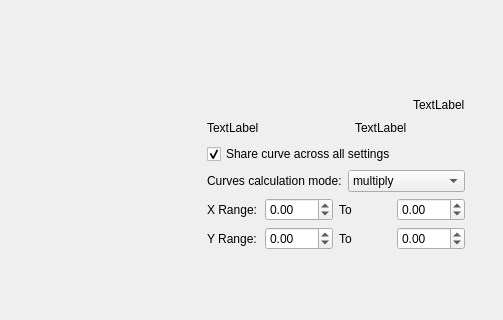
Old version of the form plugins/paintops/libpaintop/forms/wdgcurveoption2.ui in the repository KDE/krita; both pictures show x 0 to 503 and y 148 to 468 of the 503 by 468 pixel window.
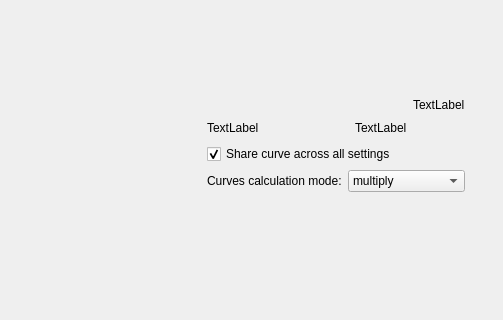
New version of the form. Custom widgets are drawn as their Qt base class.

Commit message: Delete old range controls from KisCurveOptionWidget2

What changed in the file:
```diff
--- a/plugins/paintops/libpaintop/forms/wdgcurveoption2.ui
+++ b/plugins/paintops/libpaintop/forms/wdgcurveoption2.ui
@@ -249,107 +249,8 @@
      </item>
      <item>
       <layout class="QGridLayout" name="gridLayout_2">
-       <item row="6" column="1">
-        <spacer name="verticalSpacer">
-         <property name="orientation">
-          <enum>Qt::Vertical</enum>
-         </property>
-         <property name="sizeHint" stdset="0">
-          <size>
-           <width>20</width>
-           <height>60</height>
-          </size>
-         </property>
-        </spacer>
-       </item>
        <item row="3" column="1">
-        <layout class="QHBoxLayout" name="horizontalLayout_18">
-         <item>
-          <widget class="QLabel" name="xRangeLabel">
-           <property name="text">
-            <string>X Range:</string>
-           </property>
-          </widget>
-         </item>
-         <item>
-          <widget class="QDoubleSpinBox" name="xMinBox">
-           <property name="minimum">
-            <double>-180.000000000000000</double>
-           </property>
-           <property name="maximum">
-            <double>180.000000000000000</double>
-           </property>
-          </widget>
-         </item>
-         <item>
-          <widget class="QLabel" name="toLabel1">
-           <property name="text">
-            <string>To</string>
-           </property>
-          </widget>
-         </item>
-         <item>
-          <widget class="QDoubleSpinBox" name="xMaxBox">
-           <property name="minimum">
-            <double>-180.000000000000000</double>
-           </property>
-           <property name="maximum">
-            <double>180.000000000000000</double>
-           </property>
-          </widget>
-         </item>
-        </layout>
-       </item>
-       <item row="4" column="1">
-        <layout class="QHBoxLayout" name="horizontalLayout_19">
-         <item>
-          <widget class="QLabel" name="yRangeLabel">
-           <property name="text">
-            <string>Y Range:</string>
-           </property>
-          </widget>
-         </item>
-         <item>
-          <widget class="QDoubleSpinBox" name="yMinBox">
-           <property name="minimum">
-            <double>-180.000000000000000</double>
-           </property>
-           <property name="maximum">
-            <double>180.000000000000000</double>
-           </property>
-          </widget>
-         </item>
-         <item>
-          <widget class="QLabel" name="toLabel2">
-           <property name="text">
-            <string>To</string>
-           </property>
-          </widget>
-         </item>
-         <item>
-          <widget class="QDoubleSpinBox" name="yMaxBox">
-           <property name="minimum">
-            <double>-180.000000000000000</double>
-           </property>
-           <property name="maximum">
-            <double>180.000000000000000</double>
-           </property>
-          </widget>
-         </item>
-        </layout>
-       </item>
-       <item row="0" column="3">
-        <spacer name="horizontalSpacer_2">
-         <property name="orientation">
-          <enum>Qt::Horizontal</enum>
-         </property>
-         <property name="sizeHint" stdset="0">
-          <size>
-           <width>13</width>
-           <height>13</height>
-          </size>
-         </property>
-        </spacer>
+        <widget class="QWidget" name="wdgRangeControlsPlaceholder" native="true"/>
        </item>
        <item row="0" column="1">
         <layout class="QGridLayout" name="gridLayout">
@@ -509,16 +410,6 @@
          </item>
         </layout>
        </item>
-       <item row="1" column="1">
-        <widget class="QCheckBox" name="checkBoxUseSameCurve">
-         <property name="text">
-          <string>Share curve across all settings</string>
-         </property>
-         <property name="checked">
-          <bool>true</bool>
-         </property>
-        </widget>
-       </item>
        <item row="2" column="1">
         <layout class="QHBoxLayout" name="horizontalLayout_6">
          <item>
@@ -580,8 +471,41 @@
          </item>
         </layout>
        </item>
-       <item row="5" column="1">
-        <widget class="QWidget" name="wdgRangeControlsPlaceholder" native="true"/>
+       <item row="4" column="1">
+        <spacer name="verticalSpacer">
+         <property name="orientation">
+          <enum>Qt::Vertical</enum>
+         </property>
+         <property name="sizeHint" stdset="0">
+          <size>
+           <width>20</width>
+           <height>60</height>
+          </size>
+         </property>
+        </spacer>
+       </item>
+       <item row="0" column="3">
+        <spacer name="horizontalSpacer_2">
+         <property name="orientation">
+          <enum>Qt::Horizontal</enum>
+         </property>
+         <property name="sizeHint" stdset="0">
+          <size>
+           <width>13</width>
+           <height>13</height>
+          </size>
+         </property>
+        </spacer>
+       </item>
+       <item row="1" column="1">
+        <widget class="QCheckBox" name="checkBoxUseSameCurve">
+         <property name="text">
+          <string>Share curve across all settings</string>
+         </property>
+         <property name="checked">
+          <bool>true</bool>
+         </property>
+        </widget>
        </item>
       </layout>
      </item>
```
The commit also changes 2 other files.
